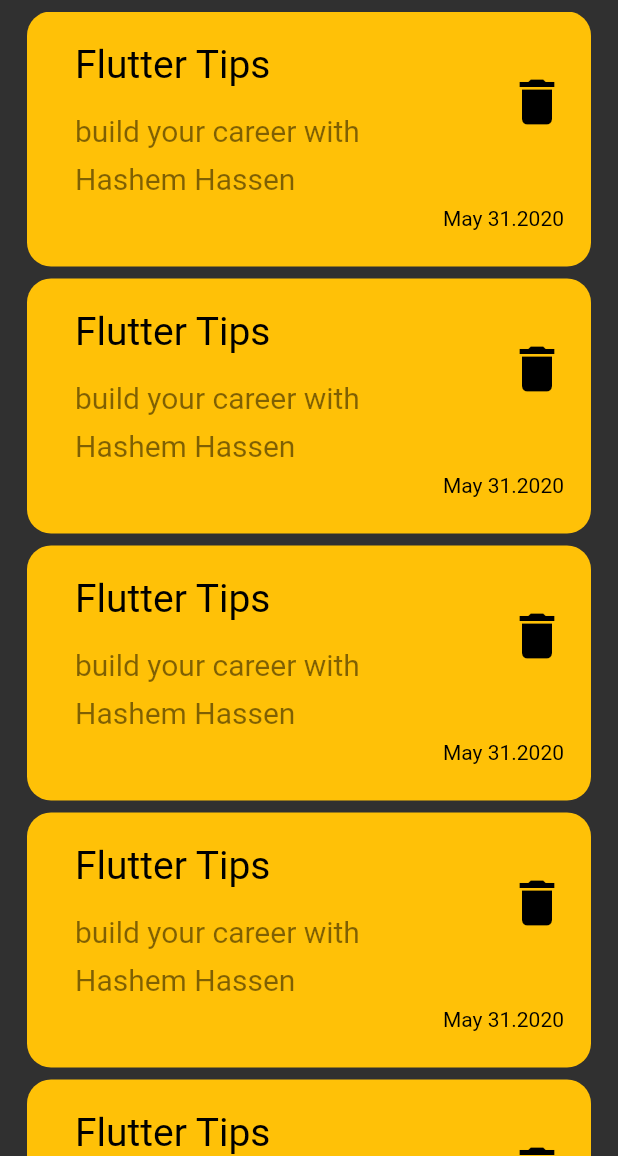
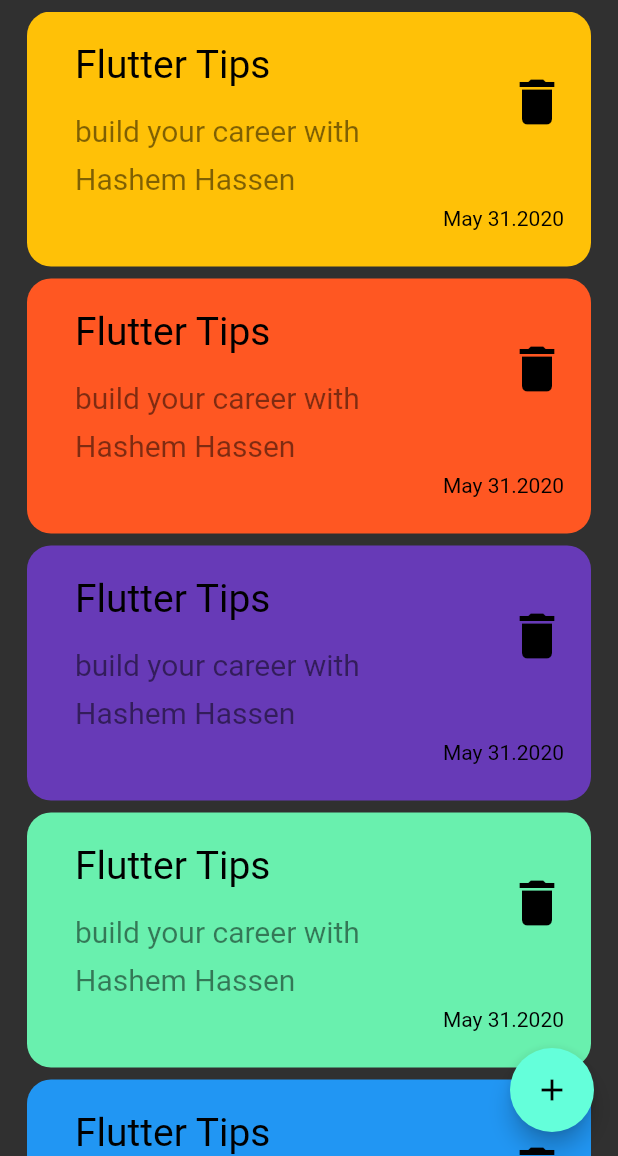
Before and after one commit to hashem2770/note-app, a Flutter app: the screen it shows after launch, on a phone screen of 412 x 824 dp, the part 80-1236 px from its top. Run offline on Flutter 3.47's test engine with Material 2 defaults, Android fonts, the phone set to English and light mode, and no system bars.

Commit message:
create FloatingActionButton

```diff
--- a/lib/views/notes_view.dart
+++ b/lib/views/notes_view.dart
@@ -7,8 +7,12 @@ class NotesView extends StatelessWidget {
 
   @override
   Widget build(BuildContext context) {
-    return const Scaffold(
-      body: NotesViewBody(),
+    return Scaffold(
+      body: const NotesViewBody(),
+      floatingActionButton: FloatingActionButton(
+        onPressed: () {},
+        child: const Icon(Icons.add),
+      ),
     );
   }
 }
--- a/lib/views/widgets/custom_note_item.dart
+++ b/lib/views/widgets/custom_note_item.dart
@@ -1,17 +1,18 @@
 import 'package:flutter/material.dart';
 
 class NoteItem extends StatelessWidget {
-  const NoteItem({Key? key, required this.title, required this.subTitle})
+  const NoteItem({Key? key, required this.title, required this.subTitle, required this.color})
       : super(key: key);
   final String title;
   final String subTitle;
+  final Color color;
 
   @override
   Widget build(BuildContext context) {
     return Container(
       padding: const EdgeInsets.only(top: 16,bottom: 16,left: 16),
       decoration: BoxDecoration(
-        color: Colors.amber,
+        color:color,
         borderRadius: BorderRadius.circular(16),
       ),
       child: Column(
--- a/lib/views/widgets/notes_list_view.dart
+++ b/lib/views/widgets/notes_list_view.dart
@@ -4,15 +4,25 @@ import 'custom_note_item.dart';
 
 class NotesListView extends StatelessWidget {
   const NotesListView({Key? key}) : super(key: key);
+  final colors=const [
+    Colors.amber,
+    Colors.deepOrange,
+    Colors.deepPurple,
+    Colors.greenAccent,
+    Colors.blue,
+    Colors.brown
+  ];
 
   @override
   Widget build(BuildContext context) {
     return ListView.separated(
       separatorBuilder: (context,i)=>const SizedBox(height: 8,),
       itemBuilder: (context, index) {
-        return const NoteItem(
+        return  NoteItem(
             title: 'Flutter Tips',
-            subTitle: 'build your career with Hashem Hassen');
-      }, itemCount: 6,);
+            subTitle: 'build your career with Hashem Hassen',
+        color: colors[index],
+        );
+      }, itemCount: 5,);
   }
 }
```
